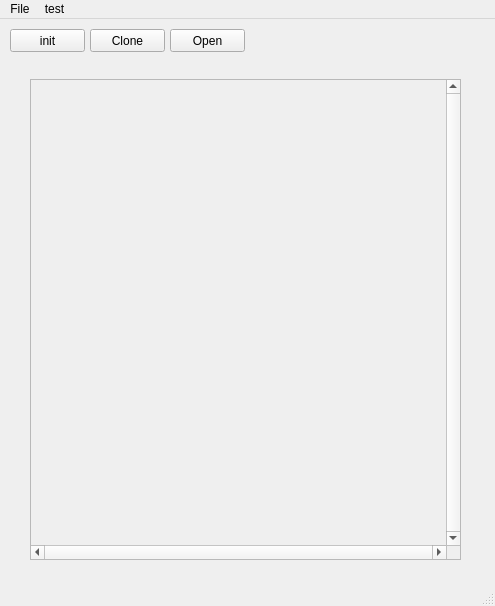
The window that ui/mainwindow.ui (hidog/HiGit) describes before a commit, drawn with Qt 5.
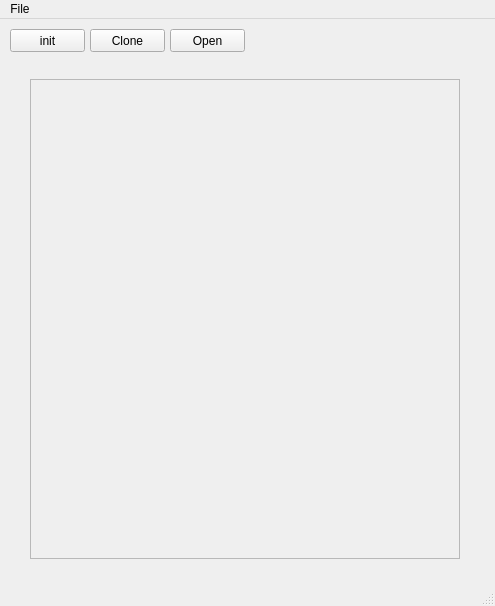
The same window after the commit.

The edit to the form file:
```diff
--- a/ui/mainwindow.ui
+++ b/ui/mainwindow.ui
@@ -58,18 +58,18 @@
      <rect>
       <x>30</x>
       <y>60</y>
-      <width>431</width>
-      <height>481</height>
+      <width>430</width>
+      <height>480</height>
      </rect>
     </property>
     <property name="frameShape">
      <enum>QFrame::StyledPanel</enum>
     </property>
     <property name="verticalScrollBarPolicy">
-     <enum>Qt::ScrollBarAlwaysOn</enum>
+     <enum>Qt::ScrollBarAsNeeded</enum>
     </property>
     <property name="horizontalScrollBarPolicy">
-     <enum>Qt::ScrollBarAlwaysOn</enum>
+     <enum>Qt::ScrollBarAsNeeded</enum>
     </property>
     <property name="widgetResizable">
      <bool>true</bool>
@@ -79,10 +79,16 @@
       <rect>
        <x>0</x>
        <y>0</y>
-       <width>413</width>
-       <height>463</height>
+       <width>428</width>
+       <height>478</height>
       </rect>
      </property>
+     <property name="sizePolicy">
+      <sizepolicy hsizetype="Preferred" vsizetype="Preferred">
+       <horstretch>0</horstretch>
+       <verstretch>0</verstretch>
+      </sizepolicy>
+     </property>
      <property name="minimumSize">
       <size>
        <width>0</width>
@@ -110,7 +116,7 @@
      <x>0</x>
      <y>0</y>
      <width>495</width>
-     <height>22</height>
+     <height>25</height>
     </rect>
    </property>
    <property name="defaultUp">
@@ -123,13 +129,7 @@
     <addaction name="actionCreate"/>
     <addaction name="actionClone"/>
    </widget>
-   <widget class="QMenu" name="menuTest">
-    <property name="title">
-     <string>test</string>
-    </property>
-   </widget>
    <addaction name="menuFile"/>
-   <addaction name="menuTest"/>
   </widget>
   <widget class="QStatusBar" name="statusBar"/>
   <action name="actionClone">
```
Left out of the diff: 2 changed lines with no effect on the pictures.
